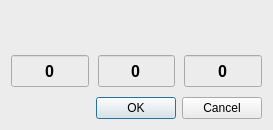
Qt form ui/dialog/datetimesetdialog.ui (15903016222/Voice) before a commit.
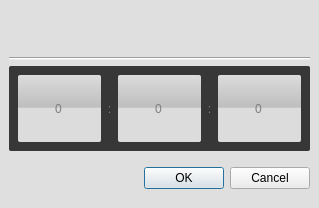
The same form after that commit. Custom widgets are drawn as their Qt base class.

Commit message: Updated:修改UI界面，增加槽函数使在小于10的数前加0前缀

Diff of the .ui file:
```diff
--- a/ui/dialog/datetimesetdialog.ui
+++ b/ui/dialog/datetimesetdialog.ui
@@ -6,8 +6,8 @@
    <rect>
     <x>0</x>
     <y>0</y>
-    <width>273</width>
-    <height>130</height>
+    <width>319</width>
+    <height>208</height>
    </rect>
   </property>
   <property name="windowTitle">
@@ -17,135 +17,218 @@
    <string notr="true">background-color: rgb(236, 236, 236);</string>
   </property>
   <layout class="QGridLayout" name="gridLayout_2">
+   <property name="leftMargin">
+    <number>0</number>
+   </property>
+   <property name="topMargin">
+    <number>0</number>
+   </property>
+   <property name="rightMargin">
+    <number>0</number>
+   </property>
+   <property name="bottomMargin">
+    <number>0</number>
+   </property>
+   <property name="spacing">
+    <number>0</number>
+   </property>
    <item row="0" column="0">
     <widget class="QFrame" name="frame">
-     <layout class="QGridLayout" name="gridLayout">
+     <property name="styleSheet">
+      <string notr="true">QFrame#frame{
+	background-color:rgba(220, 220, 220, 204);
+}
+
+QFrame#label{
+	background-color:rgba(0, 0, 0, 0);
+}
+
+QFrame#line{
+	color:black;
+}</string>
+     </property>
+     <layout class="QGridLayout" name="gridLayout" rowstretch="2,1,4,2">
       <property name="leftMargin">
-       <number>0</number>
+       <number>9</number>
       </property>
       <property name="topMargin">
-       <number>0</number>
+       <number>9</number>
       </property>
       <property name="rightMargin">
-       <number>0</number>
+       <number>9</number>
       </property>
       <property name="bottomMargin">
-       <number>0</number>
+       <number>9</number>
       </property>
       <property name="horizontalSpacing">
-       <number>6</number>
+       <number>9</number>
       </property>
       <property name="verticalSpacing">
-       <number>9</number>
+       <number>6</number>
       </property>
       <item row="0" column="0">
        <widget class="QLabel" name="label">
         <property name="font">
          <font>
           <family>Arial</family>
-          <pointsize>14</pointsize>
+          <pointsize>16</pointsize>
           <weight>75</weight>
           <bold>true</bold>
          </font>
         </property>
+        <property name="styleSheet">
+         <string notr="true">font: bold 16pt &quot;Arial&quot;;
+color: rgb(50, 50, 50);</string>
+        </property>
         <property name="text">
          <string/>
         </property>
        </widget>
       </item>
-      <item row="1" column="0">
-       <layout class="QHBoxLayout" name="horizontalLayout">
-        <property name="spacing">
-         <number>9</number>
-        </property>
-        <item>
-         <widget class="SpinBox" name="spinBox_1">
-          <property name="sizePolicy">
-           <sizepolicy hsizetype="Preferred" vsizetype="Preferred">
-            <horstretch>0</horstretch>
-            <verstretch>0</verstretch>
-           </sizepolicy>
-          </property>
-          <property name="font">
-           <font>
-            <family>Arial</family>
-            <pointsize>12</pointsize>
-            <weight>75</weight>
-            <bold>true</bold>
-           </font>
-          </property>
-          <property name="alignment">
-           <set>Qt::AlignCenter</set>
-          </property>
-          <property name="buttonSymbols">
-           <enum>QAbstractSpinBox::NoButtons</enum>
-          </property>
-          <property name="maximum">
-           <number>5000</number>
-          </property>
-         </widget>
-        </item>
-        <item>
-         <widget class="SpinBox" name="spinBox_2">
-          <property name="sizePolicy">
-           <sizepolicy hsizetype="Preferred" vsizetype="Preferred">
-            <horstretch>0</horstretch>
-            <verstretch>0</verstretch>
-           </sizepolicy>
-          </property>
-          <property name="font">
-           <font>
-            <family>Arial</family>
-            <pointsize>12</pointsize>
-            <weight>75</weight>
-            <bold>true</bold>
-           </font>
-          </property>
-          <property name="alignment">
-           <set>Qt::AlignCenter</set>
-          </property>
-          <property name="buttonSymbols">
-           <enum>QAbstractSpinBox::NoButtons</enum>
-          </property>
-          <property name="maximum">
-           <number>5000</number>
-          </property>
-         </widget>
-        </item>
-        <item>
-         <widget class="SpinBox" name="spinBox_3">
-          <property name="sizePolicy">
-           <sizepolicy hsizetype="Preferred" vsizetype="Preferred">
-            <horstretch>0</horstretch>
-            <verstretch>0</verstretch>
-           </sizepolicy>
-          </property>
-          <property name="font">
-           <font>
-            <family>Arial</family>
-            <pointsize>12</pointsize>
-            <weight>75</weight>
-            <bold>true</bold>
-           </font>
-          </property>
-          <property name="alignment">
-           <set>Qt::AlignCenter</set>
-          </property>
-          <property name="buttonSymbols">
-           <enum>QAbstractSpinBox::NoButtons</enum>
-          </property>
-          <property name="maximum">
-           <number>5000</number>
-          </property>
-         </widget>
-        </item>
-       </layout>
-      </item>
-      <item row="2" column="0">
+      <item row="3" column="0">
        <widget class="QDialogButtonBox" name="buttonBox">
+        <property name="sizePolicy">
+         <sizepolicy hsizetype="Preferred" vsizetype="Preferred">
+          <horstretch>0</horstretch>
+          <verstretch>0</verstretch>
+         </sizepolicy>
+        </property>
+        <property name="minimumSize">
+         <size>
+          <width>0</width>
+          <height>0</height>
+         </size>
+        </property>
+        <property name="font">
+         <font>
+          <pointsize>14</pointsize>
+         </font>
+        </property>
         <property name="standardButtons">
          <set>QDialogButtonBox::Cancel|QDialogButtonBox::Ok</set>
         </property>
+        <property name="centerButtons">
+         <bool>false</bool>
+        </property>
+       </widget>
+      </item>
+      <item row="2" column="0">
+       <widget class="QWidget" name="widget" native="true">
+        <property name="sizePolicy">
+         <sizepolicy hsizetype="Ignored" vsizetype="Ignored">
+          <horstretch>0</horstretch>
+          <verstretch>0</verstretch>
+         </sizepolicy>
+        </property>
+        <property name="styleSheet">
+         <string notr="true">QWidget#widget{
+	border-radius: 2px;
+	background-color: rgb(55, 55, 55);
+}
+
+QWidget QLabel{
+	color: rgb(125, 125, 125);
+	font: bold 24pt &quot;Arial&quot;;
+	background-color: rgba(55, 55, 55, 0);
+}
+
+QWidget QSpinBox{
+   color: rgb(125, 125, 125);
+	font: bold 24pt &quot;Arial&quot;;
+	background-color: qlineargradient(spread:pad, x1:0.5, y1:0, x2:0.5, y2:0.5, stop:0 rgba(220, 220, 220, 255), stop:0.957143 rgba(190, 190, 190, 255), stop:1 rgba(220, 220, 220, 255));
+	selection-background-color: rgba(0, 0, 0, 0);
+	selection-color: rgb(125, 125, 125);
+	border: 0px solid;
+	border-radius: 2px;
+}
+</string>
+        </property>
+        <layout class="QGridLayout" name="gridLayout_3" columnstretch="5,1,5,1,5">
+         <property name="topMargin">
+          <number>9</number>
+         </property>
+         <property name="horizontalSpacing">
+          <number>0</number>
+         </property>
+         <item row="0" column="1">
+          <widget class="QLabel" name="label_2">
+           <property name="text">
+            <string>:</string>
+           </property>
+           <property name="alignment">
+            <set>Qt::AlignCenter</set>
+           </property>
+          </widget>
+         </item>
+         <item row="0" column="2">
+          <widget class="QSpinBox" name="spinBox_2">
+           <property name="sizePolicy">
+            <sizepolicy hsizetype="Preferred" vsizetype="Preferred">
+             <horstretch>0</horstretch>
+             <verstretch>0</verstretch>
+            </sizepolicy>
+           </property>
+           <property name="alignment">
+            <set>Qt::AlignCenter</set>
+           </property>
+           <property name="buttonSymbols">
+            <enum>QAbstractSpinBox::NoButtons</enum>
+           </property>
+          </widget>
+         </item>
+         <item row="0" column="0">
+          <widget class="QSpinBox" name="spinBox_1">
+           <property name="sizePolicy">
+            <sizepolicy hsizetype="Preferred" vsizetype="Preferred">
+             <horstretch>0</horstretch>
+             <verstretch>0</verstretch>
+            </sizepolicy>
+           </property>
+           <property name="alignment">
+            <set>Qt::AlignCenter</set>
+           </property>
+           <property name="buttonSymbols">
+            <enum>QAbstractSpinBox::NoButtons</enum>
+           </property>
+          </widget>
+         </item>
+         <item row="0" column="3">
+          <widget class="QLabel" name="label_3">
+           <property name="text">
+            <string>:</string>
+           </property>
+           <property name="alignment">
+            <set>Qt::AlignCenter</set>
+           </property>
+          </widget>
+         </item>
+         <item row="0" column="4">
+          <widget class="QSpinBox" name="spinBox_3">
+           <property name="sizePolicy">
+            <sizepolicy hsizetype="Preferred" vsizetype="Preferred">
+             <horstretch>0</horstretch>
+             <verstretch>0</verstretch>
+            </sizepolicy>
+           </property>
+           <property name="alignment">
+            <set>Qt::AlignCenter</set>
+           </property>
+           <property name="buttonSymbols">
+            <enum>QAbstractSpinBox::NoButtons</enum>
+           </property>
+          </widget>
+         </item>
+        </layout>
+       </widget>
+      </item>
+      <item row="1" column="0">
+       <widget class="Line" name="line">
+        <property name="frameShadow">
+         <enum>QFrame::Sunken</enum>
+        </property>
+        <property name="orientation">
+         <enum>Qt::Horizontal</enum>
+        </property>
        </widget>
       </item>
      </layout>
@@ -153,13 +236,6 @@
    </item>
   </layout>
  </widget>
- <customwidgets>
-  <customwidget>
-   <class>SpinBox</class>
-   <extends>QSpinBox</extends>
-   <header>spinbox.h</header>
-  </customwidget>
- </customwidgets>
  <resources/>
  <connections>
   <connection>
```
The commit also changes 2 other files.
